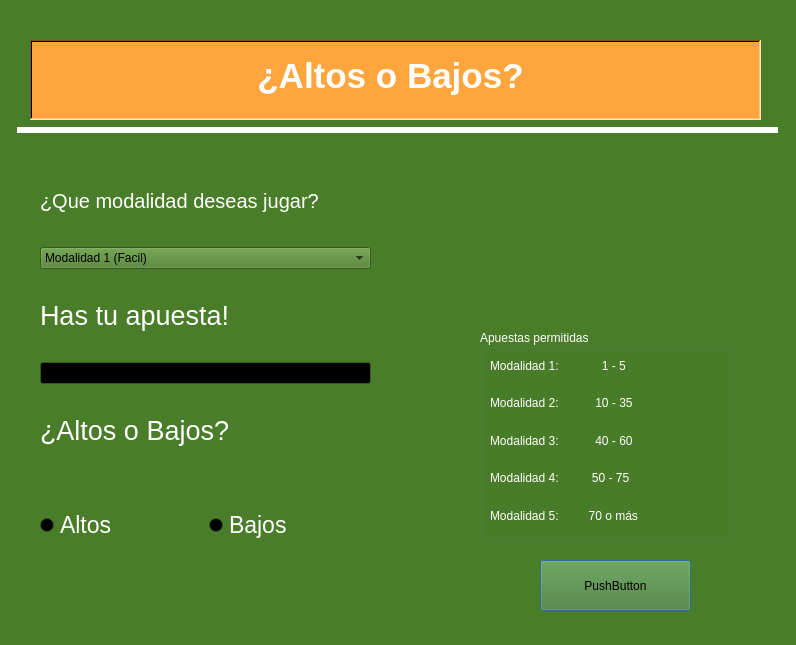
Old version of the form Codigo/Juego 2/AltosBajos.ui in the repository Sr-Gomer/Proyecto-Final-Procesos-Estocasticos.
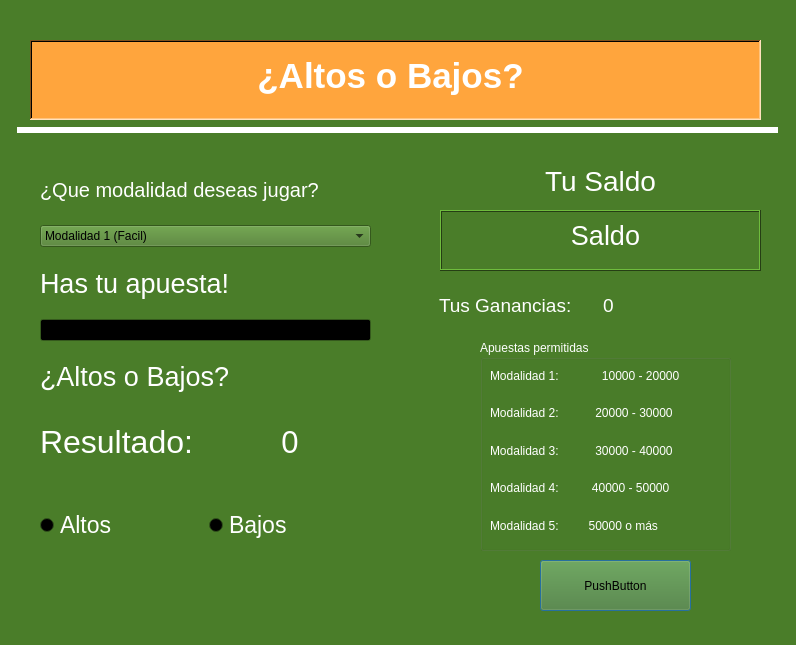
New version of the form. Icons and pictures are not drawn.

What changed in the file:
```diff
--- a/Codigo/Juego 2/AltosBajos.ui
+++ b/Codigo/Juego 2/AltosBajos.ui
@@ -1028,6 +1028,37 @@
       </property>
      </widget>
     </item>
+    <item>
+     <layout class="QHBoxLayout" name="horizontalLayout_3">
+      <item>
+       <widget class="QLabel" name="label_11">
+        <property name="font">
+         <font>
+          <pointsize>24</pointsize>
+         </font>
+        </property>
+        <property name="text">
+         <string>Resultado:</string>
+        </property>
+       </widget>
+      </item>
+      <item>
+       <widget class="QLabel" name="ResultadoLabel">
+        <property name="font">
+         <font>
+          <pointsize>23</pointsize>
+         </font>
+        </property>
+        <property name="text">
+         <string>0</string>
+        </property>
+        <property name="alignment">
+         <set>Qt::AlignCenter</set>
+        </property>
+       </widget>
+      </item>
+     </layout>
+    </item>
    </layout>
   </widget>
   <widget class="QWidget" name="horizontalLayoutWidget">
@@ -1069,30 +1100,11 @@
     </item>
    </layout>
   </widget>
-  <widget class="QLabel" name="label_5">
-   <property name="geometry">
-    <rect>
-     <x>520</x>
-     <y>150</y>
-     <width>161</width>
-     <height>181</height>
-    </rect>
-   </property>
-   <property name="text">
-    <string/>
-   </property>
-   <property name="pixmap">
-    <pixmap>Coins.png</pixmap>
-   </property>
-   <property name="scaledContents">
-    <bool>true</bool>
-   </property>
-  </widget>
   <widget class="QGroupBox" name="groupBox">
    <property name="geometry">
     <rect>
      <x>480</x>
-     <y>330</y>
+     <y>340</y>
      <width>251</width>
      <height>211</height>
     </rect>
@@ -1528,35 +1540,35 @@
      <item>
       <widget class="QLabel" name="label_7">
        <property name="text">
-        <string>Modalidad 1:             1 - 5</string>
+        <string>Modalidad 1:             10000 - 20000</string>
        </property>
       </widget>
      </item>
      <item>
       <widget class="QLabel" name="label_8">
        <property name="text">
-        <string>Modalidad 2:           10 - 35</string>
+        <string>Modalidad 2:           20000 - 30000</string>
        </property>
       </widget>
      </item>
      <item>
       <widget class="QLabel" name="label_9">
        <property name="text">
-        <string>Modalidad 3:           40 - 60</string>
+        <string>Modalidad 3:           30000 - 40000</string>
        </property>
       </widget>
      </item>
      <item>
       <widget class="QLabel" name="label_10">
        <property name="text">
-        <string>Modalidad 4:          50 - 75</string>
+        <string>Modalidad 4:          40000 - 50000</string>
        </property>
       </widget>
      </item>
      <item>
       <widget class="QLabel" name="label_6">
        <property name="text">
-        <string>Modalidad 5:         70 o más</string>
+        <string>Modalidad 5:         50000 o más</string>
        </property>
       </widget>
      </item>
@@ -1576,6 +1588,100 @@
     <string>PushButton</string>
    </property>
   </widget>
+  <widget class="QFrame" name="frame_2">
+   <property name="geometry">
+    <rect>
+     <x>440</x>
+     <y>210</y>
+     <width>321</width>
+     <height>61</height>
+    </rect>
+   </property>
+   <property name="frameShape">
+    <enum>QFrame::Box</enum>
+   </property>
+   <property name="frameShadow">
+    <enum>QFrame::Raised</enum>
+   </property>
+   <widget class="QLabel" name="SaldoLabel">
+    <property name="geometry">
+     <rect>
+      <x>10</x>
+      <y>0</y>
+      <width>311</width>
+      <height>51</height>
+     </rect>
+    </property>
+    <property name="font">
+     <font>
+      <pointsize>20</pointsize>
+     </font>
+    </property>
+    <property name="text">
+     <string>Saldo</string>
+    </property>
+    <property name="alignment">
+     <set>Qt::AlignCenter</set>
+    </property>
+   </widget>
+  </widget>
+  <widget class="QLabel" name="label_5">
+   <property name="geometry">
+    <rect>
+     <x>480</x>
+     <y>160</y>
+     <width>241</width>
+     <height>41</height>
+    </rect>
+   </property>
+   <property name="font">
+    <font>
+     <pointsize>21</pointsize>
+    </font>
+   </property>
+   <property name="text">
+    <string>Tu Saldo</string>
+   </property>
+   <property name="alignment">
+    <set>Qt::AlignCenter</set>
+   </property>
+  </widget>
+  <widget class="QWidget" name="horizontalLayoutWidget_2">
+   <property name="geometry">
+    <rect>
+     <x>439</x>
+     <y>280</y>
+     <width>321</width>
+     <height>51</height>
+    </rect>
+   </property>
+   <layout class="QHBoxLayout" name="horizontalLayout_2">
+    <item>
+     <widget class="QLabel" name="label_12">
+      <property name="font">
+       <font>
+        <pointsize>14</pointsize>
+       </font>
+      </property>
+      <property name="text">
+       <string>Tus Ganancias:</string>
+      </property>
+     </widget>
+    </item>
+    <item>
+     <widget class="QLabel" name="GananciaLabel">
+      <property name="font">
+       <font>
+        <pointsize>14</pointsize>
+       </font>
+      </property>
+      <property name="text">
+       <string>0</string>
+      </property>
+     </widget>
+    </item>
+   </layout>
+  </widget>
   <zorder>frame</zorder>
   <zorder>label</zorder>
   <zorder>line</zorder>
```
Left out of the diff: 4 changed lines with no effect on the pictures.
